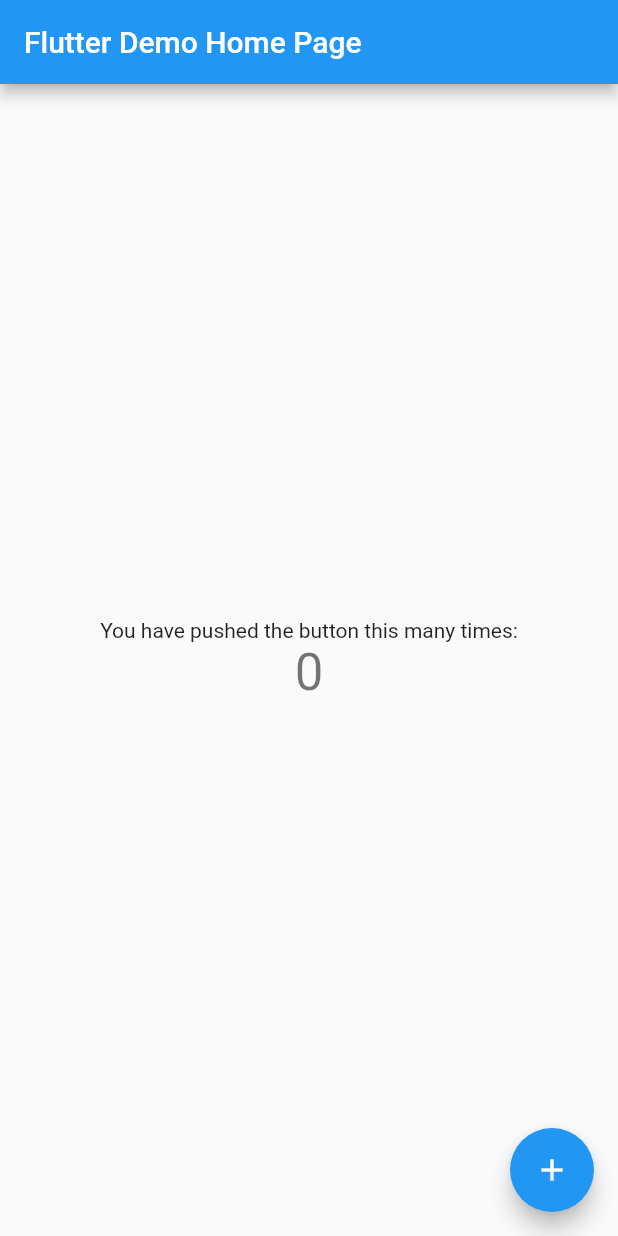
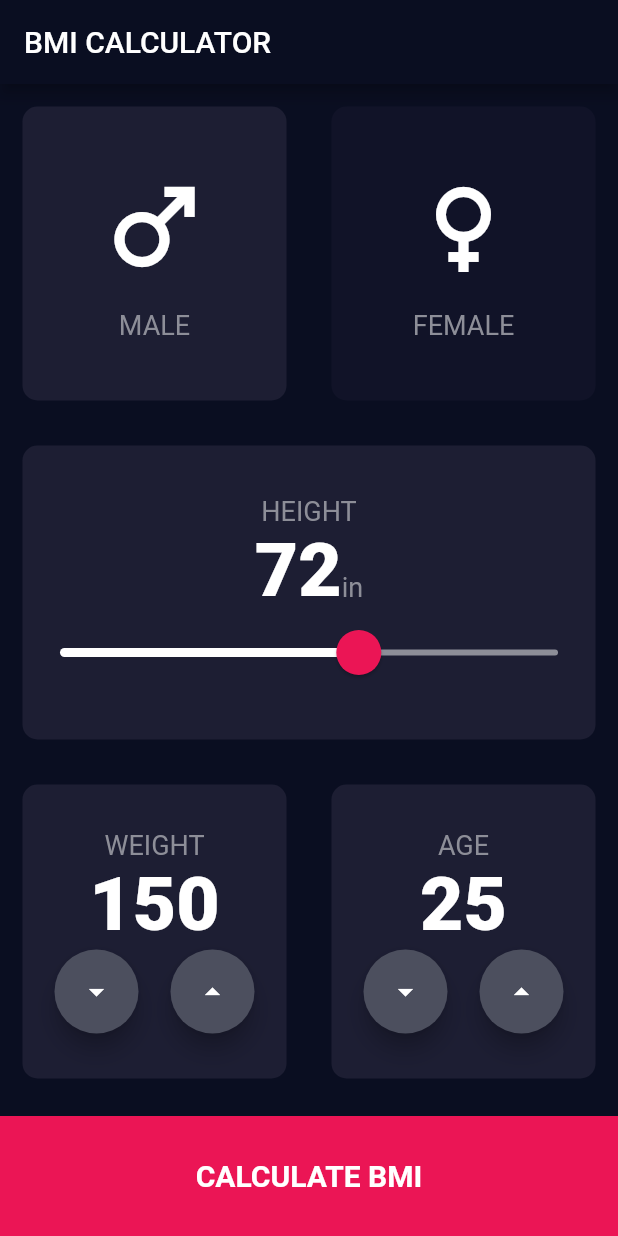
Before and after one commit to Dougy1203/PRO305_Deficit, a Flutter app: the screen it shows after launch, on a phone screen of 412 x 824 dp. Run offline on Flutter 3.47's test engine with Material 2 defaults, Android fonts, the phone set to English and light mode, and no system bars.

Commit message:
updates for base of Front End

```diff
--- /dev/null
+++ b/deficit/lib/bottom_button.dart
@@ -0,0 +1,29 @@
+import 'package:flutter/material.dart';
+import 'constants.dart';
+
+class BottomButton extends StatelessWidget {
+  const BottomButton({super.key, required this.onTap, required this.buttonTitle});
+  final VoidCallback onTap;
+  final String buttonTitle;
+  @override
+  Widget build(BuildContext context) {
+    return GestureDetector(
+      onTap: onTap,
+      child: Container(
+        color: kBmiTertiary,
+        margin: EdgeInsets.only(top: 10),
+        height: kBottomContainerHeight,
+        width: double.infinity,
+        child: Row(
+          mainAxisAlignment: MainAxisAlignment.center,
+          children: <Widget>[
+            Text(
+              buttonTitle,
+              style: kContainerText,
+            ),
+          ],
+        ),
+      ),
+    );
+  }
+}
--- /dev/null
+++ b/deficit/lib/calculator_brain.dart
@@ -0,0 +1,29 @@
+import 'dart:math';
+
+class CalculatorBrain{
+  CalculatorBrain(this.height, this.weight);
+  final int height;
+  final int weight;
+  late double _bmi;
+
+  String calculateBmi(){
+    _bmi =  (weight / pow(height, 2)) * 703;
+    return _bmi.toStringAsFixed(1);
+  }
+  String getResult(){
+    if(_bmi >= 25)
+      return "Overweight";
+    else if(_bmi > 18.5)
+      return "Normal";
+    else
+      return "Underweight";
+  }
+  String getInterp(){
+    if(_bmi >= 25)
+      return "Lose Weight. Fatty";
+    else if(_bmi > 18.5)
+      return "You Good";
+    else
+      return "Eat some food you underweight piece of human garbage";
+  }
+}
--- /dev/null
+++ b/deficit/lib/card_child_icon.dart
@@ -0,0 +1,28 @@
+import 'package:flutter/material.dart';
+
+import 'constants.dart';
+
+class cardChildIcon extends StatelessWidget {
+  cardChildIcon({required this.icon, required this.text});
+  final IconData icon;
+  final String text;
+  @override
+  Widget build(BuildContext context) {
+    return Column(
+      mainAxisAlignment: MainAxisAlignment.center,
+      children: <Widget>[
+        Icon(
+          icon,
+          size: 80,
+        ),
+        SizedBox(
+          height: 15,
+        ),
+        Text(
+          text,
+          style: kLabelTextStyle,
+        ),
+      ],
+    );
+  }
+}
--- /dev/null
+++ b/deficit/lib/constants.dart
@@ -0,0 +1,39 @@
+import 'package:flutter/material.dart';
+import 'main.dart';
+
+const kBottomContainerHeight = 80.0;
+const kBmiPrimary = Color(0xFF0A0E21);
+const kActiveCardColor = Color(0xFF1D1E33);
+const kInactiveCardColor = Color(0xFF111328);
+const kBmiTertiary = Color(0xFFEB1555);
+const kCardTextStyle = TextStyle(
+  fontSize: 50.0,
+  fontWeight: FontWeight.w900,
+);
+const kLabelTextStyle = TextStyle(
+  fontSize: 18.0,
+  color: Color(0xFF8D8E98),
+);
+const kContainerText = TextStyle(
+  fontSize: 20.0,
+  color: Colors.white,
+  fontWeight: FontWeight.bold,
+);
+const kTitleTextStyle = TextStyle(
+  fontWeight: FontWeight.bold,
+  fontSize: 40,
+  letterSpacing: 2.0,
+);
+const kResultTextStyle = TextStyle(
+  fontWeight: FontWeight.bold,
+  fontSize: 22.0,
+  letterSpacing: 2.0,
+  color: Color(0xFF24D876),
+);
+const kBMITextStyle = TextStyle(
+  fontWeight: FontWeight.bold,
+  fontSize: 100.0,
+);
+const kBodyTextStyle = TextStyle(
+  fontSize: 22.0,
+);
--- a/deficit/lib/main.dart
+++ b/deficit/lib/main.dart
@@ -1,115 +1,233 @@
 import 'package:flutter/material.dart';
+// import 'package:line_icons/line_icons.dart';
+import 'reusable_card.dart';
+import 'card_child_icon.dart';
+import 'constants.dart';
+import 'results_page.dart';
+import 'bottom_button.dart';
+import 'round_icon_button.dart';
+import 'calculator_brain.dart';
 
-void main() {
-  runApp(const MyApp());
+enum Gender {
+  male,
+  female,
 }
 
-class MyApp extends StatelessWidget {
-  const MyApp({super.key});
+void main() => runApp(BMICalculator());
 
-  // This widget is the root of your application.
+class BMICalculator extends StatelessWidget {
   @override
   Widget build(BuildContext context) {
     return MaterialApp(
-      title: 'Flutter Demo',
-      theme: ThemeData(
-        // This is the theme of your application.
-        //
-        // Try running your application with "flutter run". You'll see the
-        // application has a blue toolbar. Then, without quitting the app, try
-        // changing the primarySwatch below to Colors.green and then invoke
-        // "hot reload" (press "r" in the console where you ran "flutter run",
-        // or simply save your changes to "hot reload" in a Flutter IDE).
-        // Notice that the counter didn't reset back to zero; the application
-        // is not restarted.
-        primarySwatch: Colors.blue,
+      theme: ThemeData.dark().copyWith(
+        colorScheme: ColorScheme.fromSwatch().copyWith(
+          primary: kBmiPrimary,
+        ),
+        scaffoldBackgroundColor: kBmiPrimary,
       ),
-      home: const MyHomePage(title: 'Flutter Demo Home Page'),
+      home: InputPage(),
     );
   }
 }
 
-class MyHomePage extends StatefulWidget {
-  const MyHomePage({super.key, required this.title});
-
-  // This widget is the home page of your application. It is stateful, meaning
-  // that it has a State object (defined below) that contains fields that affect
-  // how it looks.
-
-  // This class is the configuration for the state. It holds the values (in this
-  // case the title) provided by the parent (in this case the App widget) and
-  // used by the build method of the State. Fields in a Widget subclass are
-  // always marked "final".
-
-  final String title;
-
+class InputPage extends StatefulWidget {
   @override
-  State<MyHomePage> createState() => _MyHomePageState();
+  _InputPageState createState() => _InputPageState();
 }
 
-class _MyHomePageState extends State<MyHomePage> {
-  int _counter = 0;
-
-  void _incrementCounter() {
-    setState(() {
-      // This call to setState tells the Flutter framework that something has
-      // changed in this State, which causes it to rerun the build method below
-      // so that the display can reflect the updated values. If we changed
-      // _counter without calling setState(), then the build method would not be
-      // called again, and so nothing would appear to happen.
-      _counter++;
-    });
-  }
-
+class _InputPageState extends State<InputPage> {
+  Gender gender = Gender.male;
+  int weight = 150;
+  int height = 72;
+  int age = 25;
   @override
   Widget build(BuildContext context) {
-    // This method is rerun every time setState is called, for instance as done
-    // by the _incrementCounter method above.
-    //
-    // The Flutter framework has been optimized to make rerunning build methods
-    // fast, so that you can just rebuild anything that needs updating rather
-    // than having to individually change instances of widgets.
     return Scaffold(
-      appBar: AppBar(
-        // Here we take the value from the MyHomePage object that was created by
-        // the App.build method, and use it to set our appbar title.
-        title: Text(widget.title),
-      ),
-      body: Center(
-        // Center is a layout widget. It takes a single child and positions it
-        // in the middle of the parent.
-        child: Column(
-          // Column is also a layout widget. It takes a list of children and
-          // arranges them vertically. By default, it sizes itself to fit its
-          // children horizontally, and tries to be as tall as its parent.
-          //
-          // Invoke "debug painting" (press "p" in the console, choose the
-          // "Toggle Debug Paint" action from the Flutter Inspector in Android
-          // Studio, or the "Toggle Debug Paint" command in Visual Studio Code)
-          // to see the wireframe for each widget.
-          //
-          // Column has various properties to control how it sizes itself and
-          // how it positions its children. Here we use mainAxisAlignment to
-          // center the children vertically; the main axis here is the vertical
-          // axis because Columns are vertical (the cross axis would be
-          // horizontal).
-          mainAxisAlignment: MainAxisAlignment.center,
+        appBar: AppBar(
+          title: Text('BMI CALCULATOR'),
+        ),
+        body: Column(
+          crossAxisAlignment: CrossAxisAlignment.stretch,
           children: <Widget>[
-            const Text(
-              'You have pushed the button this many times:',
+            Expanded(
+              child: Row(
+                children: <Widget>[
+                  Expanded(
+                    child: ReusableCard(
+                      color: gender == Gender.male
+                          ? kActiveCardColor
+                          : kInactiveCardColor,
+                      cardChild: cardChildIcon(
+                        icon: Icons.male,
+                        text: 'MALE',
+                      ),
+                      onPress: () {
+                        setState(() {
+                          gender = Gender.male;
+                        });
+                      },
+                    ),
+                  ),
+                  Expanded(
+                    child: ReusableCard(
+                      color: gender == Gender.female
+                          ? kActiveCardColor
+                          : kInactiveCardColor,
+                      cardChild: cardChildIcon(
+                        icon: Icons.female,
+                        text: 'FEMALE',
+                      ),
+                      onPress: () {
+                        setState(() {
+                          gender = Gender.female;
+                        });
+                      },
+                    ),
+                  ),
+                ],
+              ),
             ),
-            Text(
-              '$_counter',
-              style: Theme.of(context).textTheme.headline4,
+            Expanded(
+              child: ReusableCard(
+                color: kActiveCardColor,
+                cardChild: Column(
+                  mainAxisAlignment: MainAxisAlignment.center,
+                  children: [
+                    Text('HEIGHT', style: kLabelTextStyle),
+                    Row(
+                      mainAxisAlignment: MainAxisAlignment.center,
+                      crossAxisAlignment: CrossAxisAlignment.baseline,
+                      textBaseline: TextBaseline.alphabetic,
+                      children: [
+                        Text(
+                          height.toString(),
+                          style: kCardTextStyle,
+                        ),
+                        Text(
+                          'in',
+                          style: kLabelTextStyle,
+                        ),
+                      ],
+                    ),
+                    SliderTheme(
+                      data: SliderTheme.of(context).copyWith(
+                        thumbShape:
+                        RoundSliderThumbShape(enabledThumbRadius: 15.0),
+                        overlayShape:
+                        RoundSliderOverlayShape(overlayRadius: 25.0),
+                        activeTrackColor: Colors.white,
+                        thumbColor: kBmiTertiary,
+                        overlayColor: Color(0x29EB1555),
+                      ),
+                      child: Slider(
+                        value: height.toDouble(),
+                        inactiveColor: Color(0xFF8D8E98),
+                        onChanged: (double newValue) {
+                          setState(() {
+                            print(newValue);
+                            height = newValue.round();
+                          });
+                        },
+                        min: 36.0,
+                        max: 96,
+                      ),
+                    ),
+                  ],
+                ), onPress: () {  },
+              ),
+            ),
+            Expanded(
+              child: Row(
+                children: <Widget>[
+                  Expanded(
+                    child: ReusableCard(
+                      color: kActiveCardColor,
+                      cardChild: Column(
+                        mainAxisAlignment: MainAxisAlignment.center,
+                        children: <Widget>[
+                          Text(
+                            'WEIGHT',
+                            style: kLabelTextStyle,
+                          ),
+                          Text(
+                            weight.toString(),
+                            style: kCardTextStyle,
+                          ),
+                          Row(
+                            mainAxisAlignment: MainAxisAlignment.spaceEvenly,
+                            children: <Widget>[
+                              RoundIconButton(
+                                icon: Icons.arrow_drop_down,
+                                onPressed: () {
+                                  setState(() {
+                                    weight--;
+                                  });
+                                },
+                              ),
+                              RoundIconButton(
+                                  icon: Icons.arrow_drop_up,
+                                  onPressed: () {
+                                    setState(() {
+                                      weight++;
+                                    });
+                                  }),
+                            ],
+                          ),
+                        ],
+                      ), onPress: () {  },
+                    ),
+                  ),
+                  Expanded(
+                    child: ReusableCard(
+                      color: kActiveCardColor,
+                      cardChild: Column(
+                        mainAxisAlignment: MainAxisAlignment.center,
+                        children: <Widget>[
+                          Text(
+                            'AGE',
+                            style: kLabelTextStyle,
+                          ),
+                          Text(
+                            age.toString(),
+                            style: kCardTextStyle,
+                          ),
+                          Row(
+                            mainAxisAlignment: MainAxisAlignment.spaceEvenly,
+                            children: <Widget>[
+                              RoundIconButton(
+                                icon: Icons.arrow_drop_down,
+                                onPressed: () {
+                                  setState(() {
+                                    age--;
+                                  });
+                                },
+                              ),
+                              RoundIconButton(
+                                icon: Icons.arrow_drop_up,
+                                onPressed: () {
+                                  setState(() {
+                                    age++;
+                                  });
+                                },
+                              ),
+                            ],
+                          ),
+                        ],
+                      ), onPress: () {  },
+                    ),
+                  ),
+                ],
+              ),
+            ),
+            BottomButton(
+              onTap: () {
+                CalculatorBrain brain = CalculatorBrain(height, weight);
+                Navigator.push(context,
+                    MaterialPageRoute(builder: (context) => ResultsPage(bmiResults: brain.calculateBmi(), bmiText: brain.getResult(), bmiInterpretation: brain.getInterp(),)));
+              },
+              buttonTitle: 'CALCULATE BMI',
             ),
           ],
-        ),
-      ),
-      floatingActionButton: FloatingActionButton(
-        onPressed: _incrementCounter,
-        tooltip: 'Increment',
-        child: const Icon(Icons.add),
-      ), // This trailing comma makes auto-formatting nicer for build methods.
-    );
+        ));
   }
 }
--- /dev/null
+++ b/deficit/lib/results_page.dart
@@ -0,0 +1,72 @@
+import 'package:flutter/material.dart';
+import 'constants.dart';
+import 'reusable_card.dart';
+import 'bottom_button.dart';
+
+class ResultsPage extends StatelessWidget {
+  ResultsPage({required this.bmiResults, required this.bmiText, required this.bmiInterpretation});
+  final String bmiResults;
+  final String bmiText;
+  final String bmiInterpretation;
+
+  @override
+  Widget build(BuildContext context) {
+    return Scaffold(
+      appBar: AppBar(
+        title: Text('BMI RESULTS'),
+        centerTitle: true,
+      ),
+      body: Column(
+        mainAxisAlignment: MainAxisAlignment.spaceEvenly,
+        crossAxisAlignment: CrossAxisAlignment.stretch,
+        children:<Widget>[
+          // SizedBox(
+          //   width: double.infinity,
+          // ),
+          Expanded(
+            child: Container(
+              padding: EdgeInsets.all(15.0),
+              alignment: Alignment.bottomCenter,
+              child: Text(
+                'RESULTS',
+                style: kTitleTextStyle,
+              ),
+            ),
+          ),
+          Expanded(
+            flex: 5,
+            child: ReusableCard(
+              onPress: (){},
+              color: kActiveCardColor,
+              cardChild: Column(
+                mainAxisAlignment: MainAxisAlignment.spaceEvenly,
+                crossAxisAlignment: CrossAxisAlignment.center,
+                children: <Widget>[
+                  Text(
+                    bmiText,
+                    style: kResultTextStyle,
+                  ),
+                  Text(
+                    bmiResults,
+                    style: kBMITextStyle,
+                  ),
+                  Text(
+                    bmiInterpretation,
+                    style: kBodyTextStyle,
+                    textAlign: TextAlign.center,
+                  ),
+                ],
+              ),
+            ),
+          ),
+          BottomButton(
+            buttonTitle: 'RE-CALCULATE',
+            onTap: () {
+              Navigator.pop(context);
+            },
+          ),
+        ],
+      ),
+    );
+  }
+}
--- /dev/null
+++ b/deficit/lib/reusable_card.dart
@@ -0,0 +1,24 @@
+import 'package:flutter/material.dart';
+import 'main.dart';
+
+class ReusableCard extends StatelessWidget {
+  ReusableCard({required this.color, required this.cardChild, required this.onPress});
+  final Color color;
+  final Widget cardChild;
+  final VoidCallback onPress;
+
+  @override
+  Widget build(BuildContext context) {
+    return GestureDetector(
+      onTap: onPress,
+      child: Container(
+        child: cardChild,
+        margin: EdgeInsets.all(15),
+        decoration: BoxDecoration(
+          color: color,
+          borderRadius: BorderRadius.circular(10),
+        ),
+      ),
+    );
+  }
+}
--- /dev/null
+++ b/deficit/lib/round_icon_button.dart
@@ -0,0 +1,22 @@
+import 'package:flutter/material.dart';
+import 'constants.dart';
+
+class RoundIconButton extends StatelessWidget {
+  RoundIconButton({required this.icon, required this.onPressed});
+  final IconData icon;
+  final VoidCallback onPressed;
+  @override
+  Widget build(BuildContext context) {
+    return RawMaterialButton(
+      child: Icon(icon),
+      elevation: 6.0,
+      onPressed: onPressed,
+      constraints: BoxConstraints.tightFor(
+        width: 56.0,
+        height: 56.0,
+      ),
+      shape: CircleBorder(),
+      fillColor: Color(0xFF4C4F5E),
+    );
+  }
+}
--- a/deficit/pubspec.yaml
+++ b/deficit/pubspec.yaml
@@ -32,10 +32,13 @@
   flutter:
     sdk: flutter
 
+  font_awesome_flutter: ^10.3.0
+
 
   # The following adds the Cupertino Icons font to your application.
   # Use with the CupertinoIcons class for iOS style icons.
   cupertino_icons: ^1.0.2
+  line_icons: ^2.0.1
 
 dev_dependencies:
   flutter_test:
```
Also changed, not shown: deficit/pubspec.lock.
